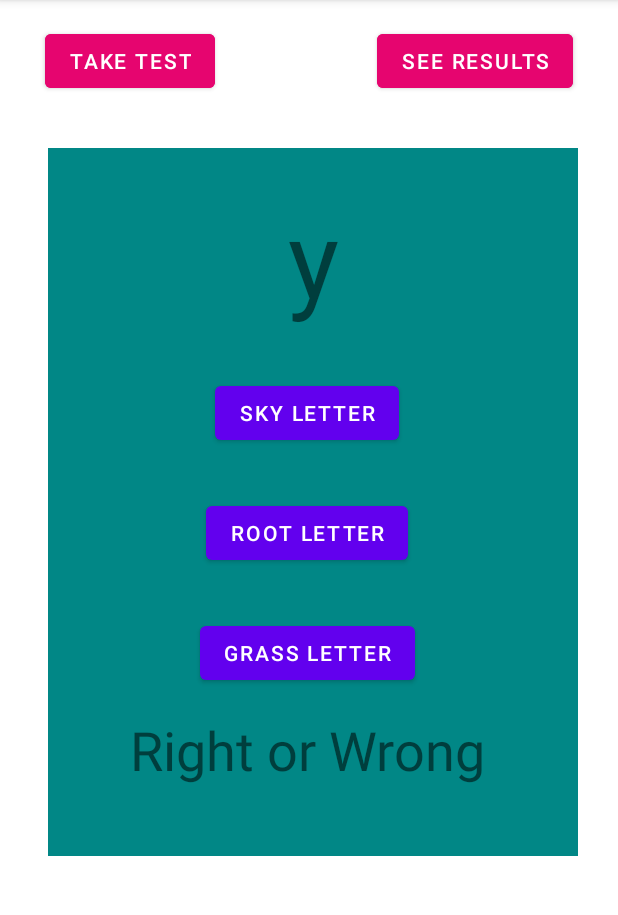
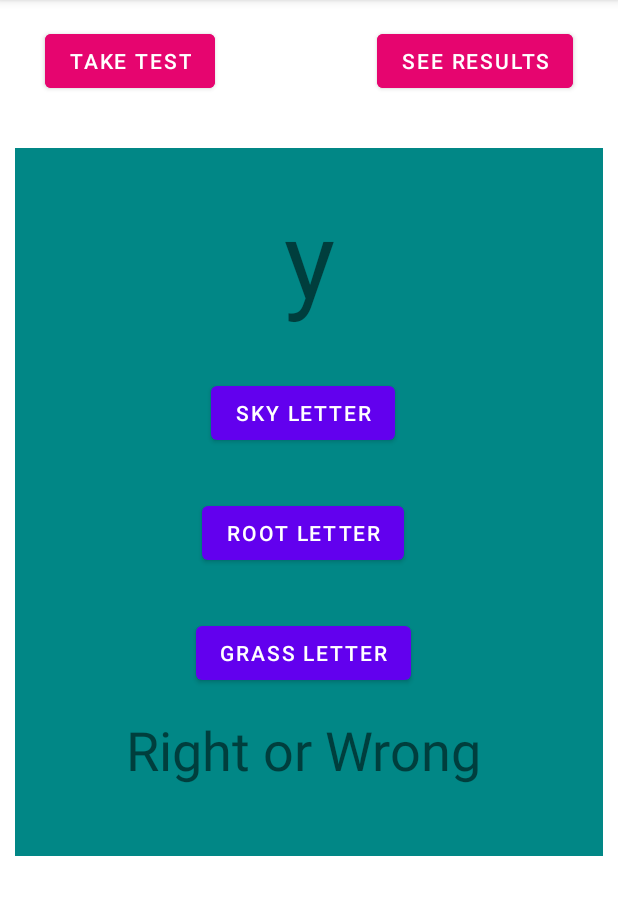
Before and after one commit to UsmanEjaz10/Exam-App, an Android app: the screen it shows after launch (MainActivity), after a tap on "TAKE TEST", on a phone screen of 412 x 824 dp, the part 84-999 px from its top. Run offline under Robolectric (Android 15) with nearby library versions, the phone set to English and light mode, and no system bars.

```diff
--- a/app/src/main/java/com/usmanejaz/examapp/DBHelper.java
+++ b/app/src/main/java/com/usmanejaz/examapp/DBHelper.java
@@ -34,8 +34,8 @@ public class DBHelper extends SQLiteOpenHelper {
         String sql = "CREATE TABLE IF NOT EXISTS " + TABLE_NAME + "("
                 + COLUMN_QUESTION + " TEXT,"
                 + COLUMN_QUESTIONNO + " INTEGER,"
-                + COLUMN_STATUS + "TEXT,"
-                + COLUMN_CORRECTANSWER + "TEXT"
+                + COLUMN_STATUS + " TEXT,"
+                + COLUMN_CORRECTANSWER + " TEXT"
                 + ")";
         db.execSQL(sql);
     }
@@ -47,22 +47,33 @@ public class DBHelper extends SQLiteOpenHelper {
         onCreate(db);
     }
 
-    public void insertQuestion(Question data) {
+    public Boolean insertQuestion(Question data) {
         SQLiteDatabase db = this.getWritableDatabase();
 
         ContentValues values = new ContentValues();
+        values.put(COLUMN_QUESTION, data.question);
         values.put(COLUMN_QUESTIONNO, data.questionNo);
-        values.put(COLUMN_QUESTION, data.question);
         values.put(COLUMN_STATUS, data.status);
         values.put(COLUMN_CORRECTANSWER, data.correctAnswer);
 
 
-        db.insert(TABLE_NAME, null, values);
+        long res =  db.insert(TABLE_NAME, null, values);
+        db.close();
+        if (res == -1) {
+            return false;
+        }
+        else return true;
 
 
-        db.close();
     }
 
+    public void clearDB(){
+        SQLiteDatabase db = this.getWritableDatabase();
+
+        String sql = "DELETE FROM " + TABLE_NAME;
+
+        db.execSQL(sql);
+    }
 
     public List<Question> displayResult() {
         List<Question> students = new ArrayList<>();
@@ -79,7 +90,7 @@ public class DBHelper extends SQLiteOpenHelper {
                 @SuppressLint("Range")  int questionNo = cursor.getInt(cursor.getColumnIndex(COLUMN_QUESTIONNO));
                 @SuppressLint("Range") String status = cursor.getString(cursor.getColumnIndex(COLUMN_STATUS));
                 @SuppressLint("Range")  String correctAnswer = cursor.getString(cursor.getColumnIndex(COLUMN_CORRECTANSWER));
-                students.add(new Question(questionNo, question, status, correctAnswer ));
+                students.add(new Question(questionNo, question, status, correctAnswer));
 
             } while (cursor.moveToNext());
         }
--- a/app/src/main/java/com/usmanejaz/examapp/MainActivity.java
+++ b/app/src/main/java/com/usmanejaz/examapp/MainActivity.java
@@ -12,26 +12,35 @@ import android.widget.ListView;
 import android.widget.TextView;
 import android.widget.Toast;
 
+import java.util.ArrayList;
 import java.util.Arrays;
+import java.util.List;
 import java.util.Random;
 
 public class MainActivity extends AppCompatActivity {
 
-    Button btnOne, btnTwo;
+    Button btnOne, btnTwo, btnThree;
     DBHelper db;
     ListView myListView;
+    TextView myTextView;
+    List<Question> list = new ArrayList<Question>();
     @SuppressLint("MissingInflatedId")
     @Override
     protected void onCreate(Bundle savedInstanceState) {
         super.onCreate(savedInstanceState);
         setContentView(R.layout.activity_main);
 
+
         btnOne = findViewById(R.id.frexambtn);
         btnTwo = findViewById(R.id.resultbtn);
-        myListView = findViewById(R.id.result);
+        btnThree = findViewById(R.id.back);
+        db = new DBHelper(getApplicationContext());
+
+
         btnOne.setOnClickListener(new View.OnClickListener() {
             @Override
             public void onClick(View view) {
+                db.clearDB();
                 FRExam fragmentOne = new FRExam();
                 FragmentTransaction transaction =getSupportFragmentManager().beginTransaction();
                 transaction.replace(R.id.layoutMainActivity, fragmentOne);
@@ -42,11 +51,26 @@ public class MainActivity extends AppCompatActivity {
         btnTwo.setOnClickListener(new View.OnClickListener() {
             @Override
             public void onClick(View view) {
-
-                MyViewAdapter adapter = new MyViewAdapter(getApplicationContext(), db.displayResult());
-                myListView.setAdapter(adapter);
+                ResultDisplay fragmentOne = new ResultDisplay();
+                FragmentTransaction transaction =getSupportFragmentManager().beginTransaction();
+                transaction.replace(R.id.layoutMainActivity, fragmentOne);
+                transaction.commit();
+                btnThree.setVisibility(View.VISIBLE);
+          //      MyViewAdapter adapter = new MyViewAdapter(getApplicationContext(), list);
+          //      myListView.setAdapter(adapter);
 
 
+            }
+        });
+
+        btnThree.setOnClickListener(new View.OnClickListener() {
+            @Override
+            public void onClick(View view) {
+                db.clearDB();
+                FRExam fragmentOne = new FRExam();
+                FragmentTransaction transaction =getSupportFragmentManager().beginTransaction();
+                transaction.replace(R.id.layoutMainActivity, fragmentOne);
+                transaction.commit();
             }
         });
 
--- a/app/src/main/res/layout/activity_main.xml
+++ b/app/src/main/res/layout/activity_main.xml
@@ -8,7 +8,7 @@
 
     <androidx.constraintlayout.widget.ConstraintLayout
         android:id="@+id/layoutMainActivity"
-        android:layout_width="373dp"
+        android:layout_width="match_parent"
         android:layout_height="492dp"
         app:layout_constraintBottom_toBottomOf="parent"
         app:layout_constraintEnd_toEndOf="parent"
@@ -32,6 +32,19 @@
         app:layout_constraintVertical_bias="0.023" />
 
     <Button
+        android:id="@+id/back"
+        android:layout_width="wrap_content"
+        android:layout_height="wrap_content"
+        android:backgroundTint="#e6056f"
+        android:text="Back to Result"
+        android:visibility="invisible"
+        app:layout_constraintBottom_toBottomOf="parent"
+        app:layout_constraintEnd_toEndOf="parent"
+        app:layout_constraintStart_toStartOf="parent"
+        app:layout_constraintTop_toTopOf="parent"
+        app:layout_constraintVertical_bias="0.918" />
+
+    <Button
         android:id="@+id/resultbtn"
         android:layout_width="wrap_content"
         android:layout_height="wrap_content"
@@ -43,19 +56,5 @@
         app:layout_constraintTop_toTopOf="parent"
         app:layout_constraintVertical_bias="0.023" />
 
-    <ListView
-        android:id="@+id/result"
-        android:layout_width="wrap_content"
-        android:layout_height="wrap_content"
-        app:layout_constraintBottom_toBottomOf="parent"
-        app:layout_constraintEnd_toEndOf="parent"
-        app:layout_constraintHorizontal_bias="0.0"
-        app:layout_constraintStart_toStartOf="parent"
-        app:layout_constraintTop_toBottomOf="@+id/layoutMainActivity"
-        app:layout_constraintVertical_bias="0.281"
-        tools:ignore="InvalidId">
-
-    </ListView>
-
 
 </androidx.constraintlayout.widget.ConstraintLayout>
--- a/app/src/main/res/layout/mylistviewlayout.xml
+++ b/app/src/main/res/layout/mylistviewlayout.xml
@@ -4,11 +4,13 @@
     xmlns:tools="http://schemas.android.com/tools"
     android:orientation="vertical"
     android:layout_width="match_parent"
-    android:layout_height="wrap_content">
+    android:layout_height="wrap_content"
+    android:id="@+id/layout">
 
     <androidx.constraintlayout.widget.ConstraintLayout
         android:layout_width="match_parent"
-        android:layout_height="match_parent">
+        android:layout_height="match_parent"
+        >
 
         <TextView
             android:id="@+id/textViewQuestionNo"
--- a/app/src/main/res/layout/resultdisplay.xml
+++ b/app/src/main/res/layout/resultdisplay.xml
@@ -5,13 +5,13 @@
     android:layout_width="match_parent"
     android:layout_height="match_parent"
     android:layout_margin="10dp"
-    android:background="@color/teal_700"
+    android:background="#d6d6d6"
     android:orientation="horizontal"
     tools:context=".FRExam">
 
     <ListView
         android:id="@+id/mylistView"
-        android:layout_width="wrap_content"
+        android:layout_width="match_parent"
         android:layout_height="wrap_content"
         app:layout_constraintBottom_toBottomOf="parent"
         app:layout_constraintEnd_toEndOf="parent"
--- a/app/src/main/res/values/colors.xml
+++ b/app/src/main/res/values/colors.xml
@@ -7,7 +7,8 @@
     <color name="teal_700">#FF018786</color>
     <color name="black">#FF000000</color>
     <color name="white">#FFFFFFFF</color>
-    <color name="green">#00FF00</color>
-    <color name="red">#FF0000</color>
+    <color name="green">#AFE1AF</color>
+    <color name="red">#F88379</color>
+    <color name="red_dark">#FA5F55</color>
 
 </resources>
```
Also changed, not shown: app/src/main/java/com/usmanejaz/examapp/FRExam.java (+14 -5 lines), app/src/main/java/com/usmanejaz/examapp/MyViewAdapter.java (+13 -1 lines).
